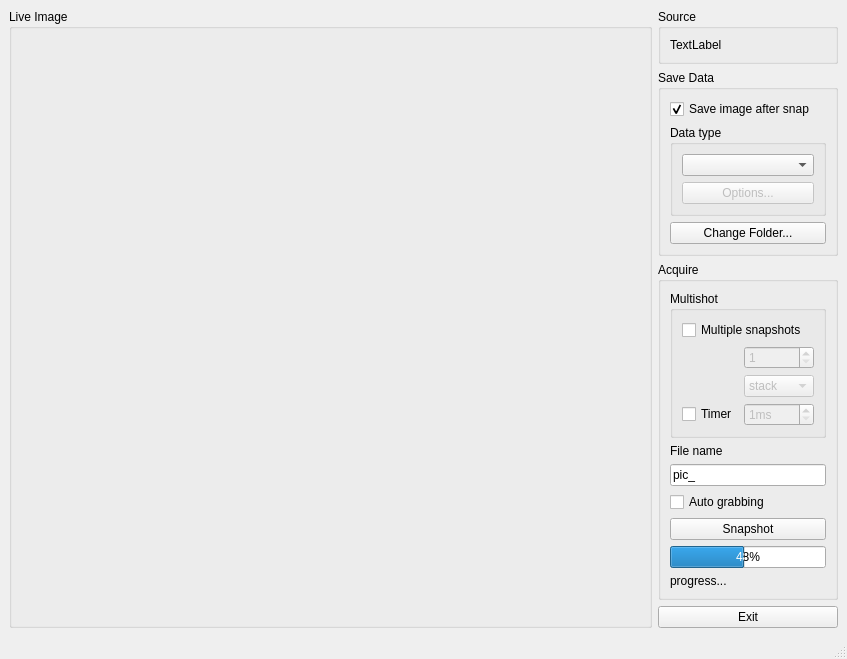
Old version of the form Qitom/ui/dialogSnapshot.ui in the repository itom-project/itom.
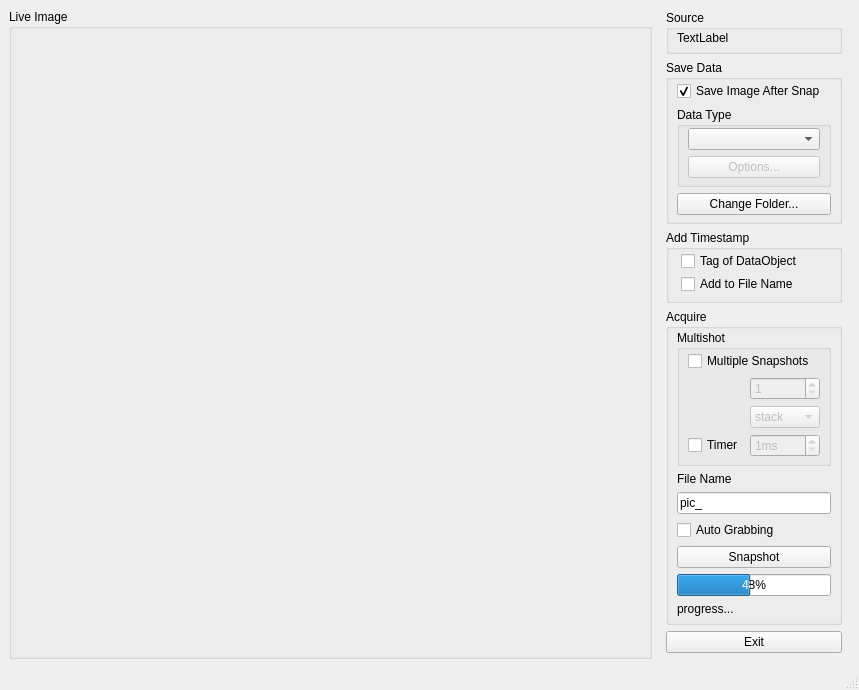
New version of the form.

Commit message: temporary snapshot update

The edit to the form file:
```diff
--- a/Qitom/ui/dialogSnapshot.ui
+++ b/Qitom/ui/dialogSnapshot.ui
@@ -6,8 +6,8 @@
    <rect>
     <x>0</x>
     <y>0</y>
-    <width>847</width>
-    <height>659</height>
+    <width>859</width>
+    <height>652</height>
    </rect>
   </property>
   <property name="windowTitle">
@@ -30,12 +30,36 @@
     </item>
     <item>
      <layout class="QVBoxLayout" name="verticalLayout">
+      <property name="leftMargin">
+       <number>8</number>
+      </property>
+      <property name="topMargin">
+       <number>1</number>
+      </property>
+      <property name="rightMargin">
+       <number>8</number>
+      </property>
+      <property name="bottomMargin">
+       <number>6</number>
+      </property>
       <item>
        <widget class="QGroupBox" name="groupBox">
         <property name="title">
          <string>Source</string>
         </property>
         <layout class="QGridLayout" name="gridLayout">
+         <property name="leftMargin">
+          <number>8</number>
+         </property>
+         <property name="topMargin">
+          <number>1</number>
+         </property>
+         <property name="rightMargin">
+          <number>8</number>
+         </property>
+         <property name="bottomMargin">
+          <number>6</number>
+         </property>
          <item row="0" column="0">
           <widget class="QLabel" name="labelSource">
            <property name="text">
@@ -52,10 +76,22 @@
          <string>Save Data</string>
         </property>
         <layout class="QGridLayout" name="gridLayout_4">
+         <property name="leftMargin">
+          <number>8</number>
+         </property>
+         <property name="topMargin">
+          <number>1</number>
+         </property>
+         <property name="rightMargin">
+          <number>8</number>
+         </property>
+         <property name="bottomMargin">
+          <number>6</number>
+         </property>
          <item row="0" column="0" colspan="2">
           <widget class="QCheckBox" name="checkSaveAfterSnap">
            <property name="text">
-            <string>Save image after snap</string>
+            <string>Save Image After Snap</string>
            </property>
            <property name="checkable">
             <bool>true</bool>
@@ -78,9 +114,24 @@
          <item row="1" column="0" colspan="2">
           <widget class="QGroupBox" name="groupBox_4">
            <property name="title">
-            <string>Data type</string>
+            <string>Data Type</string>
            </property>
            <layout class="QGridLayout" name="gridLayout_5">
+            <property name="leftMargin">
+             <number>8</number>
+            </property>
+            <property name="topMargin">
+             <number>1</number>
+            </property>
+            <property name="rightMargin">
+             <number>8</number>
+            </property>
+            <property name="bottomMargin">
+             <number>6</number>
+            </property>
+            <property name="spacing">
+             <number>6</number>
+            </property>
             <item row="0" column="0">
              <widget class="QComboBox" name="comboType">
               <property name="enabled">
@@ -105,17 +156,97 @@
        </widget>
       </item>
       <item>
-       <widget class="QGroupBox" name="groupBox_2">
+       <widget class="QGroupBox" name="groupTimestamp">
+        <property name="minimumSize">
+         <size>
+          <width>0</width>
+          <height>0</height>
+         </size>
+        </property>
+        <property name="title">
+         <string>Add Timestamp</string>
+        </property>
+        <property name="checkable">
+         <bool>false</bool>
+        </property>
+        <property name="checked">
+         <bool>false</bool>
+        </property>
+        <layout class="QVBoxLayout" name="verticalLayout_2">
+         <property name="spacing">
+          <number>3</number>
+         </property>
+         <property name="leftMargin">
+          <number>12</number>
+         </property>
+         <property name="topMargin">
+          <number>1</number>
+         </property>
+         <property name="rightMargin">
+          <number>6</number>
+         </property>
+         <property name="bottomMargin">
+          <number>6</number>
+         </property>
+         <item>
+          <widget class="QCheckBox" name="checkDataObjectTag">
+           <property name="text">
+            <string>Tag of DataObject</string>
+           </property>
+          </widget>
+         </item>
+         <item>
+          <widget class="QCheckBox" name="checkFilename">
+           <property name="text">
+            <string>Add to File Name</string>
+           </property>
+          </widget>
+         </item>
+        </layout>
+       </widget>
+      </item>
+      <item>
+       <widget class="QGroupBox" name="groupAcquire">
         <property name="title">
          <string>Acquire</string>
         </property>
         <layout class="QGridLayout" name="gridLayout_2">
+         <property name="leftMargin">
+          <number>8</number>
+         </property>
+         <property name="topMargin">
+          <number>1</number>
+         </property>
+         <property name="rightMargin">
+          <number>8</number>
+         </property>
+         <property name="bottomMargin">
+          <number>6</number>
+         </property>
          <item row="3" column="0">
           <widget class="QGroupBox" name="groupMultishot">
+           <property name="minimumSize">
+            <size>
+             <width>0</width>
+             <height>0</height>
+            </size>
+           </property>
            <property name="title">
             <string>Multishot</string>
            </property>
            <layout class="QGridLayout" name="gridLayout_3">
+            <property name="leftMargin">
+             <number>8</number>
+            </property>
+            <property name="topMargin">
+             <number>1</number>
+            </property>
+            <property name="rightMargin">
+             <number>8</number>
+            </property>
+            <property name="bottomMargin">
+             <number>6</number>
+            </property>
             <item row="2" column="0">
              <spacer name="horizontalSpacer_2">
               <property name="orientation">
@@ -132,7 +263,7 @@
             <item row="0" column="0" colspan="2">
              <widget class="QCheckBox" name="checkMulti">
               <property name="text">
-               <string>Multiple snapshots</string>
+               <string>Multiple Snapshots</string>
               </property>
               <property name="checked">
                <bool>false</bool>
@@ -214,18 +345,18 @@
          <item row="11" column="0">
           <widget class="QCheckBox" name="checkAutograbbing">
            <property name="text">
-            <string>Auto grabbing</string>
+            <string>Auto Grabbing</string>
            </property>
           </widget>
          </item>
-         <item row="12" column="0">
+         <item row="13" column="0">
           <widget class="QPushButton" name="btnSnap">
            <property name="text">
             <string>Snapshot</string>
            </property>
           </widget>
          </item>
-         <item row="14" column="0">
+         <item row="15" column="0">
           <widget class="QProgressBar" name="progress">
            <property name="maximum">
             <number>50</number>
@@ -250,7 +381,7 @@
            </property>
           </widget>
          </item>
-         <item row="15" column="0">
+         <item row="16" column="0">
           <widget class="QLabel" name="lblProgress">
            <property name="text">
             <string>progress...</string>
@@ -267,7 +398,7 @@
          <item row="4" column="0">
           <widget class="QLabel" name="labelSource_2">
            <property name="text">
-            <string>File name</string>
+            <string>File Name</string>
            </property>
           </widget>
          </item>
```
Left out of the diff: 6 changed lines with no effect on the pictures. The commit also changes 2 other files.
